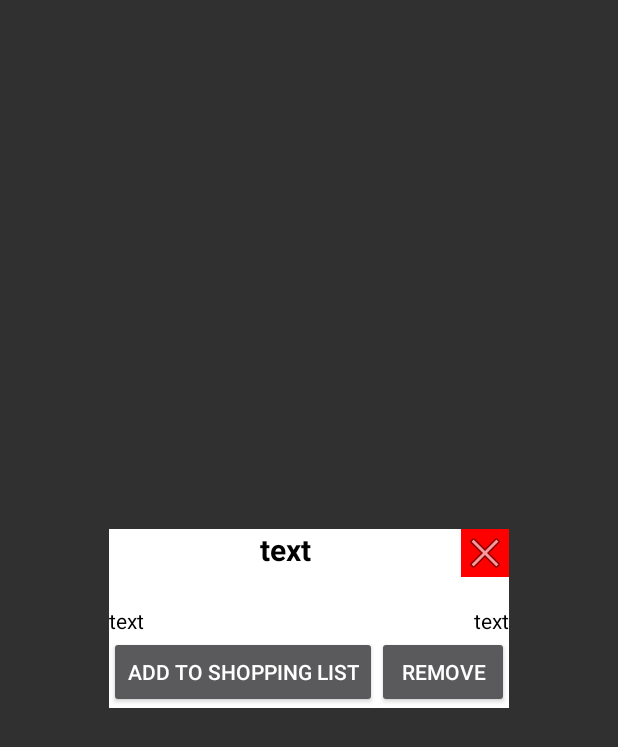
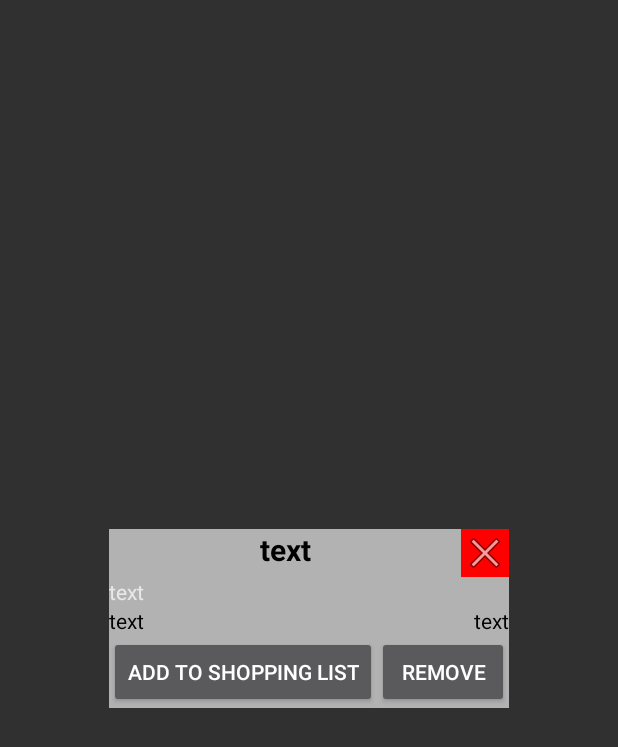
Before and after one commit to WestinMarcus/MATIG, an Android app: the layout activity_pop_out.xml on its own in the app's theme, with its tools: preview values and no code run, on a phone screen of 412 x 824 dp. Shown: the top 747 px of the screen. Run offline under Robolectric (Android 15) with nearby library versions, the phone set to English and light mode, and no system bars.

```diff
--- a/app/src/main/res/layout/activity_pop_out.xml
+++ b/app/src/main/res/layout/activity_pop_out.xml
@@ -12,7 +12,7 @@
         android:layout_height="wrap_content"
         android:orientation="vertical"
         android:weightSum="6"
-        android:background="@color/white"
+        android:background="@color/grey"
 
         app:layout_constraintBottom_toBottomOf="parent"
         app:layout_constraintEnd_toEndOf="parent"
```
